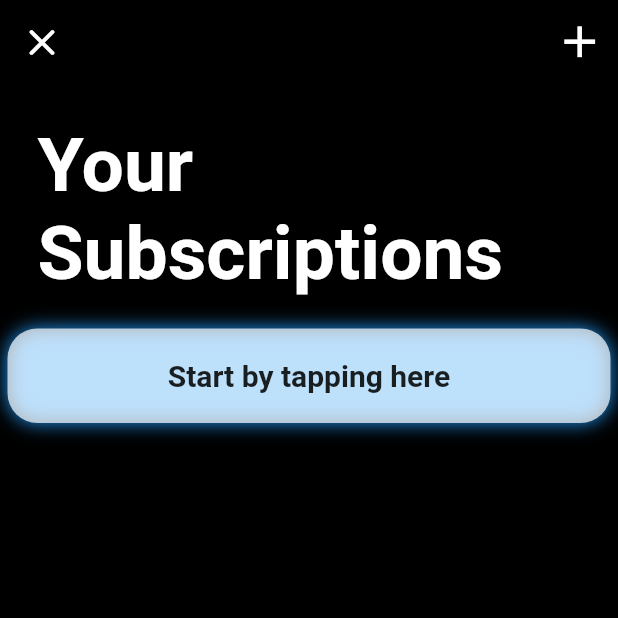
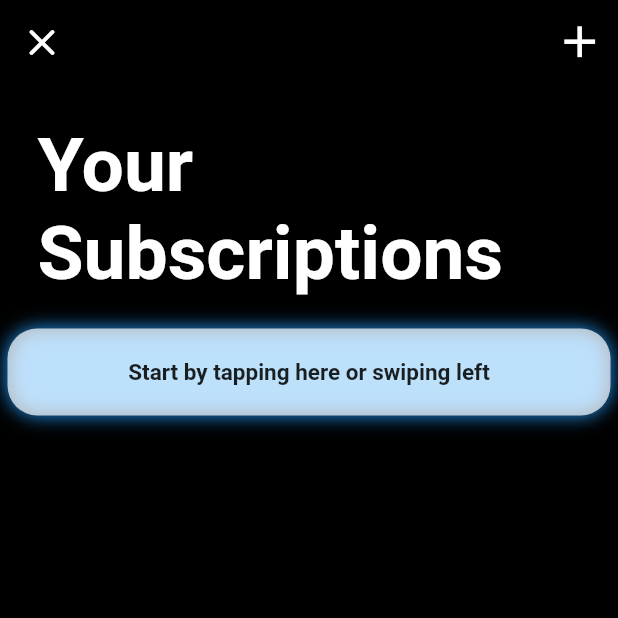
Before and after one commit to Tak1za/SubscriptionTracker, a Flutter app: the screen it shows after launch, on a phone screen of 412 x 824 dp, the top half of it. Run offline on Flutter 3.47's test engine with Material 2 defaults, Android fonts, the light colour scheme and no system bars; our stand-ins replace page_transition, sqflite; missing offline and left inert: flutter_material_pickers; accounts and stored records are empty.

Commit message:
Changed start adding message

```diff
--- a/lib/widgets/start_adding.dart
+++ b/lib/widgets/start_adding.dart
@@ -40,10 +40,10 @@ class StartAdding extends StatelessWidget {
         child: Padding(
           padding: EdgeInsets.all(20.0),
           child: Text(
-            "Start by tapping here",
+            "Start by tapping here or swiping left",
             textAlign: TextAlign.center,
             style: TextStyle(
-              fontSize: 20.0,
+              fontSize: 15.0,
               fontWeight: FontWeight.bold,
             ),
           ),
```
